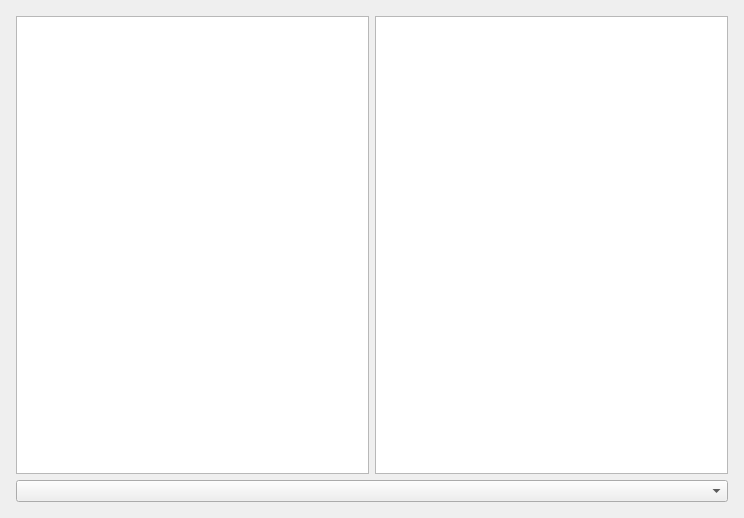
Above: curve/airfoiltolerancesdialog.ui from SoloMainDeveloper/TurbineQC before the change. Below: the same form after it.
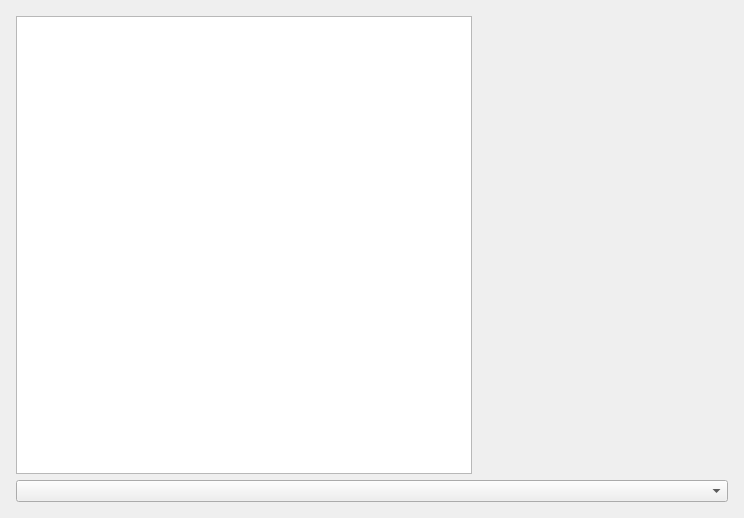
That is the form after the change.

```diff
--- a/curve/airfoiltolerancesdialog.ui
+++ b/curve/airfoiltolerancesdialog.ui
@@ -31,12 +31,19 @@
      <item row="0" column="0">
       <widget class="QListWidget" name="listWidgetCurves"/>
      </item>
-     <item row="0" column="1">
-      <widget class="QGraphicsView" name="graphicsView"/>
-     </item>
      <item row="1" column="0" colspan="2">
       <widget class="QComboBox" name="comboBoxMode"/>
      </item>
+     <item row="0" column="1">
+      <widget class="QWidget" name="container" native="true">
+       <property name="minimumSize">
+        <size>
+         <width>250</width>
+         <height>0</height>
+        </size>
+       </property>
+      </widget>
+     </item>
     </layout>
    </item>
   </layout>
```
